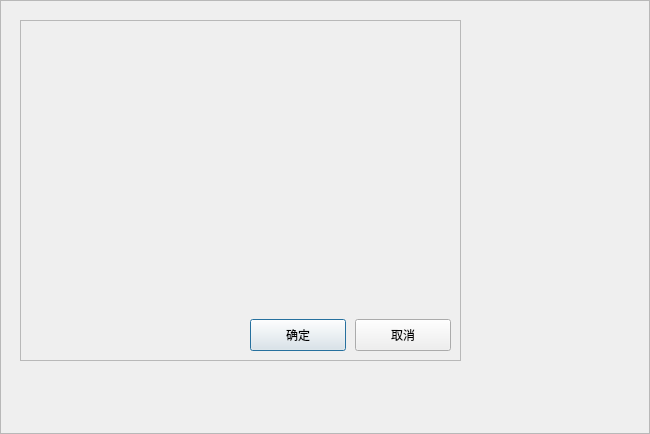
Qt form src/Forms/MessageForm.ui (to1dev/tengu) before a commit.
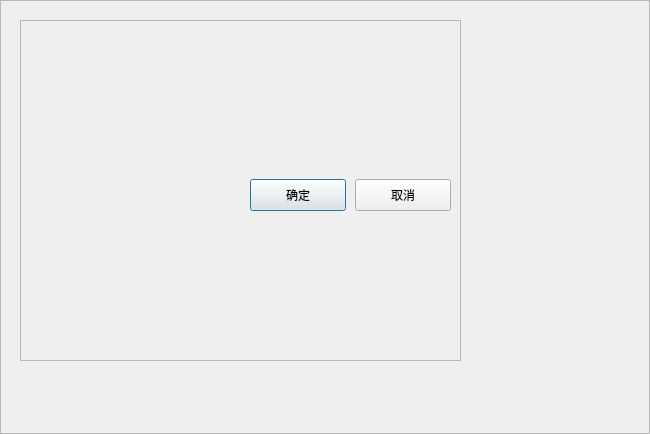
The same form after that commit.

The edit to the form file:
```diff
--- a/src/Forms/MessageForm.ui
+++ b/src/Forms/MessageForm.ui
@@ -48,40 +48,7 @@
       </property>
       <layout class="QVBoxLayout" name="verticalLayout_2">
        <item>
-        <layout class="QHBoxLayout" name="horizontalLayout_2">
-         <item>
-          <widget class="QLabel" name="labelIcon">
-           <property name="sizePolicy">
-            <sizepolicy hsizetype="Minimum" vsizetype="Expanding">
-             <horstretch>0</horstretch>
-             <verstretch>0</verstretch>
-            </sizepolicy>
-           </property>
-           <property name="alignment">
-            <set>Qt::AlignLeading|Qt::AlignLeft|Qt::AlignTop</set>
-           </property>
-           <property name="margin">
-            <number>9</number>
-           </property>
-          </widget>
-         </item>
-         <item>
-          <widget class="QLabel" name="labelText">
-           <property name="sizePolicy">
-            <sizepolicy hsizetype="Expanding" vsizetype="Expanding">
-             <horstretch>0</horstretch>
-             <verstretch>0</verstretch>
-            </sizepolicy>
-           </property>
-           <property name="alignment">
-            <set>Qt::AlignLeading|Qt::AlignLeft|Qt::AlignTop</set>
-           </property>
-           <property name="margin">
-            <number>9</number>
-           </property>
-          </widget>
-         </item>
-        </layout>
+        <layout class="QHBoxLayout" name="layout"/>
        </item>
        <item>
         <layout class="QHBoxLayout" name="horizontalLayout">
```
